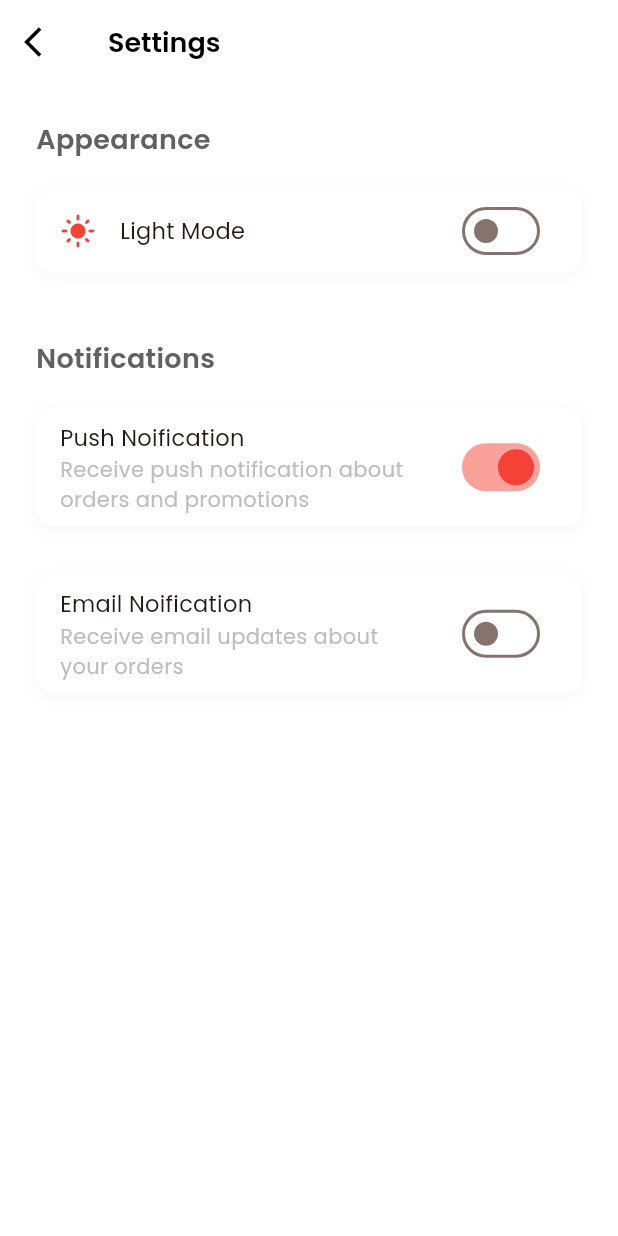
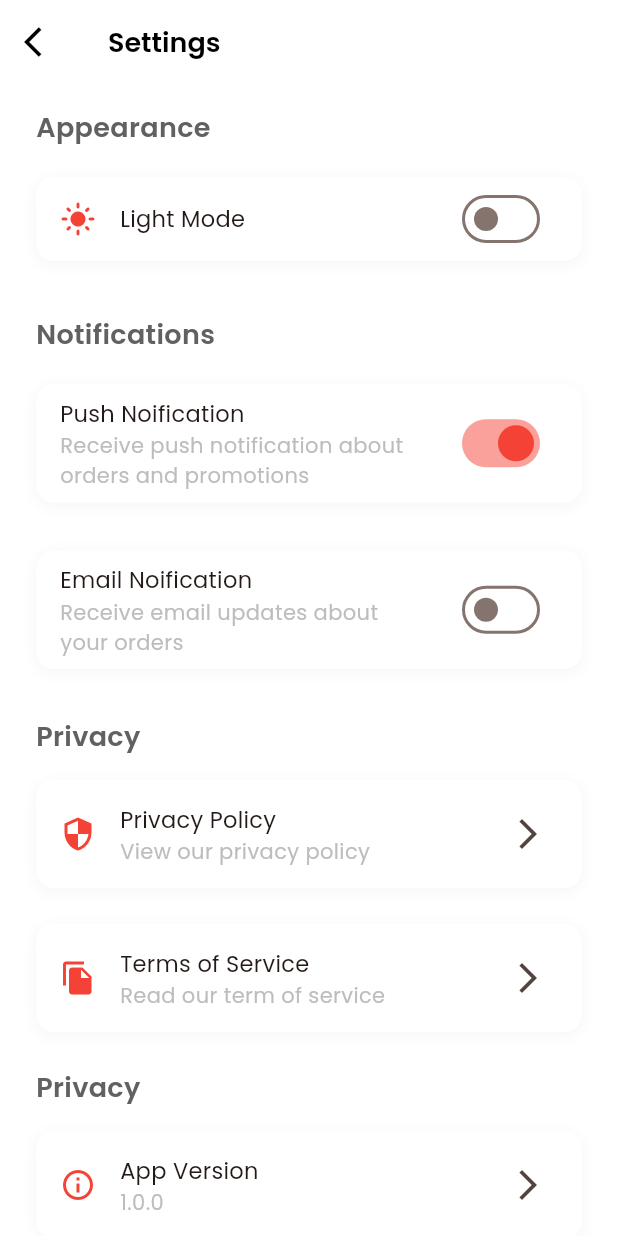
Before and after one commit to ganeshchay2021/E_commerce_modernUI, a Flutter app: the SettingsScreen screen opened directly, on a phone screen of 412 x 824 dp. Run offline on Flutter 3.47's test engine with Material 3 defaults, Android fonts, the phone set to English and light mode, and no system bars; our stand-ins replace bloc, email_validator, flutter_bloc, google_fonts, shared_preferences; accounts and stored records are empty.

Commit message:
Privacy and About section added

```diff
--- a/lib/view/settings/settings_screen.dart
+++ b/lib/view/settings/settings_screen.dart
@@ -1,6 +1,8 @@
 import 'package:e_commerce_modernui/utils/app_text_styles.dart';
 import 'package:e_commerce_modernui/utils/cubit/theme_cubit.dart';
+import 'package:e_commerce_modernui/view/privacy%20policy/privacy_policy.dart';
 import 'package:e_commerce_modernui/widgets/custom_iconbutton.dart';
+import 'package:flutter/cupertino.dart';
 import 'package:flutter/material.dart';
 import 'package:flutter_bloc/flutter_bloc.dart';
 
@@ -27,7 +29,8 @@ class SettingsScreen extends StatelessWidget {
           ),
         ),
       ),
-      body: Column(
+      body: SingleChildScrollView(
+        child: Column(
           children: [
             _buildSection(
               context,
@@ -52,7 +55,57 @@ class SettingsScreen extends StatelessWidget {
                     "Receive email updates about your orders")
               ],
             ),
+            const SizedBox(
+              height: 4,
+            ),
+            _buildSection(
+              context,
+              "Privacy",
+              [
+                _buildPrivacySection(
+                  context,
+                  "Privacy Policy",
+                  "View our privacy policy",
+                  Icons.security,
+                  Icons.arrow_forward_ios,
+                  () {
+                    Navigator.push(
+                      context,
+                      CupertinoPageRoute(
+                        builder: (context) => const PrivacyPolicy(),
+                      ),
+                    );
+                  },
+                ),
+                const SizedBox(
+                  height: 8,
+                ),
+                _buildPrivacySection(
+                  context,
+                  "Terms of Service",
+                  "Read our term of service",
+                  Icons.file_copy,
+                  Icons.arrow_forward_ios,
+                  () {},
+                ),
               ],
+            ),
+            _buildSection(
+              context,
+              "Privacy",
+              [
+                _buildPrivacySection(
+                  context,
+                  "App Version",
+                  "1.0.0",
+                  Icons.info_outline,
+                  Icons.arrow_forward_ios,
+                  () {},
+                ),
+              ],
+            ),
+          ],
+        ),
       ),
     );
   }
@@ -66,7 +119,7 @@ class SettingsScreen extends StatelessWidget {
       crossAxisAlignment: CrossAxisAlignment.start,
       children: [
         Padding(
-          padding: const EdgeInsets.fromLTRB(24, 24, 24, 8),
+          padding: const EdgeInsets.fromLTRB(24, 16, 24, 8),
           child: Text(
             title,
             style: AppTextstyles.withColor(AppTextstyles.h3,
@@ -217,4 +270,54 @@ class SettingsScreen extends StatelessWidget {
       ),
     );
   }
+
+  //build privacy and about app section
+  Widget _buildPrivacySection(
+      BuildContext context,
+      String title,
+      String subtitle,
+      IconData leadingIcon,
+      IconData traillingIcon,
+      VoidCallback onTap) {
+    final isDark = Theme.of(context).brightness == Brightness.dark;
+
+    return Padding(
+      padding: const EdgeInsets.symmetric(horizontal: 24, vertical: 8),
+      child: Container(
+        decoration: BoxDecoration(
+          color: Theme.of(context).cardColor,
+          borderRadius: BorderRadius.circular(12),
+          boxShadow: [
+            BoxShadow(
+                color: isDark
+                    ? Colors.black.withOpacity(0.2)
+                    : Colors.grey.withOpacity(0.1),
+                blurRadius: 8,
+                offset: const Offset(0, 2))
+          ],
+        ),
+        child: ListTile(
+          onTap: onTap,
+            leading: Icon(
+              leadingIcon,
+              color: Theme.of(context).primaryColor,
+            ),
+            title: Text(
+              title,
+              style: AppTextstyles.withColor(
+                AppTextstyles.bodyMedium,
+                Theme.of(context).textTheme.bodyLarge!.color!,
+              ),
+            ),
+            subtitle: Text(
+              subtitle,
+              style: AppTextstyles.withColor(
+                AppTextstyles.bodySmall,
+                isDark ? Colors.grey[300]! : Colors.grey[400]!,
+              ),
+            ),
+            trailing: Icon(traillingIcon)),
+      ),
+    );
   }
+}
```
Lines whose indentation alone changed are shown as unchanged.
